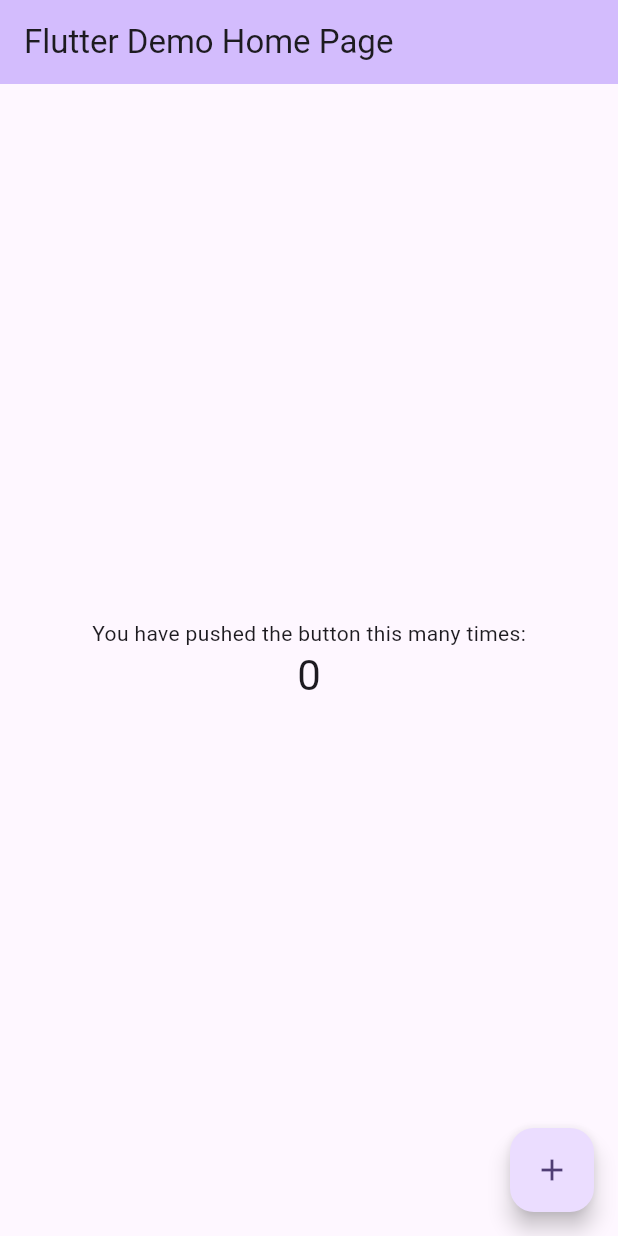
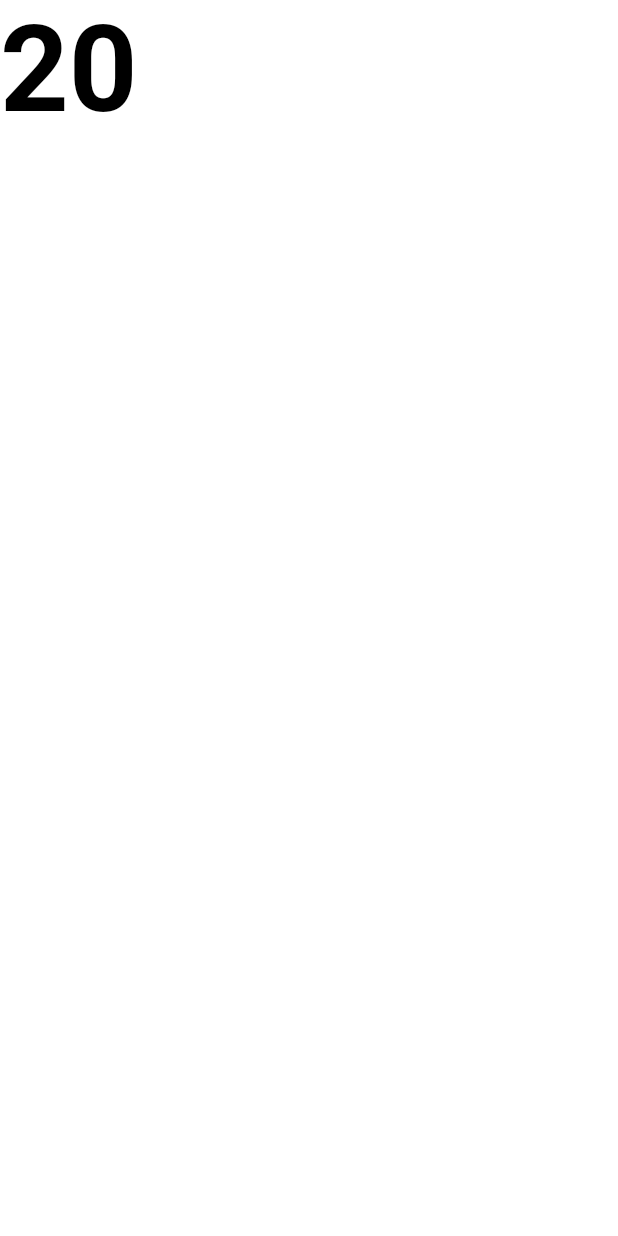
Before and after one commit to GraouKH/bip, a Flutter app: the screen it shows after launch, on a phone screen of 412 x 824 dp. Run offline on Flutter 3.47's test engine with Material 2 defaults, Android fonts, the phone set to English and light mode, and no system bars; our stand-ins replace wakelock.

Commit message:
add basic stuff

```diff
--- a/lib/main.dart
+++ b/lib/main.dart
@@ -1,4 +1,7 @@
+import 'dart:async';
+
 import 'package:flutter/material.dart';
+import 'package:wakelock/wakelock.dart';
 
 void main() {
   runApp(const MyApp());
@@ -7,47 +10,17 @@ void main() {
 class MyApp extends StatelessWidget {
   const MyApp({super.key});
 
-  // This widget is the root of your application.
   @override
   Widget build(BuildContext context) {
-    return MaterialApp(
+    return const MaterialApp(
       title: 'Flutter Demo',
-      theme: ThemeData(
-        // This is the theme of your application.
-        //
-        // TRY THIS: Try running your application with "flutter run". You'll see
-        // the application has a blue toolbar. Then, without quitting the app,
-        // try changing the seedColor in the colorScheme below to Colors.green
-        // and then invoke "hot reload" (save your changes or press the "hot
-        // reload" button in a Flutter-supported IDE, or press "r" if you used
-        // the command line to start the app).
-        //
-        // Notice that the counter didn't reset back to zero; the application
-        // state is not lost during the reload. To reset the state, use hot
-        // restart instead.
-        //
-        // This works for code too, not just values: Most code changes can be
-        // tested with just a hot reload.
-        colorScheme: ColorScheme.fromSeed(seedColor: Colors.deepPurple),
-        useMaterial3: true,
-      ),
-      home: const MyHomePage(title: 'Flutter Demo Home Page'),
+      home: MyHomePage(title: 'Bip'),
     );
   }
 }
 
 class MyHomePage extends StatefulWidget {
   const MyHomePage({super.key, required this.title});
-
-  // This widget is the home page of your application. It is stateful, meaning
-  // that it has a State object (defined below) that contains fields that affect
-  // how it looks.
-
-  // This class is the configuration for the state. It holds the values (in this
-  // case the title) provided by the parent (in this case the App widget) and
-  // used by the build method of the State. Fields in a Widget subclass are
-  // always marked "final".
-
   final String title;
 
   @override
@@ -55,71 +28,25 @@ class MyHomePage extends StatefulWidget {
 }
 
 class _MyHomePageState extends State<MyHomePage> {
-  int _counter = 0;
+  int seconds = 20;
+  Timer? timer;
 
-  void _incrementCounter() {
-    setState(() {
-      // This call to setState tells the Flutter framework that something has
-      // changed in this State, which causes it to rerun the build method below
-      // so that the display can reflect the updated values. If we changed
-      // _counter without calling setState(), then the build method would not be
-      // called again, and so nothing would appear to happen.
-      _counter++;
+  void startTimer() {
+    timer = Timer.periodic(const Duration(seconds: 1), (_) {
+      seconds--;
     });
+    Wakelock.enable();
   }
-
   @override
   Widget build(BuildContext context) {
-    // This method is rerun every time setState is called, for instance as done
-    // by the _incrementCounter method above.
-    //
-    // The Flutter framework has been optimized to make rerunning build methods
-    // fast, so that you can just rebuild anything that needs updating rather
-    // than having to individually change instances of widgets.
     return Scaffold(
-      appBar: AppBar(
-        // TRY THIS: Try changing the color here to a specific color (to
-        // Colors.amber, perhaps?) and trigger a hot reload to see the AppBar
-        // change color while the other colors stay the same.
-        backgroundColor: Theme.of(context).colorScheme.inversePrimary,
-        // Here we take the value from the MyHomePage object that was created by
-        // the App.build method, and use it to set our appbar title.
-        title: Text(widget.title),
-      ),
-      body: Center(
-        // Center is a layout widget. It takes a single child and positions it
-        // in the middle of the parent.
-        child: Column(
-          // Column is also a layout widget. It takes a list of children and
-          // arranges them vertically. By default, it sizes itself to fit its
-          // children horizontally, and tries to be as tall as its parent.
-          //
-          // Column has various properties to control how it sizes itself and
-          // how it positions its children. Here we use mainAxisAlignment to
-          // center the children vertically; the main axis here is the vertical
-          // axis because Columns are vertical (the cross axis would be
-          // horizontal).
-          //
-          // TRY THIS: Invoke "debug painting" (choose the "Toggle Debug Paint"
-          // action in the IDE, or press "p" in the console), to see the
-          // wireframe for each widget.
-          mainAxisAlignment: MainAxisAlignment.center,
-          children: <Widget>[
-            const Text(
-              'You have pushed the button this many times:',
-            ),
-            Text(
-              '$_counter',
-              style: Theme.of(context).textTheme.headlineMedium,
-            ),
-          ],
+      backgroundColor: Colors.white,
+      body: GestureDetector(
+        child: Text(
+          '$seconds',
+          style: const TextStyle(fontSize: 80, fontWeight: FontWeight.bold, color: Colors.black),
         ),
       ),
-      floatingActionButton: FloatingActionButton(
-        onPressed: _incrementCounter,
-        tooltip: 'Increment',
-        child: const Icon(Icons.add),
-      ), // This trailing comma makes auto-formatting nicer for build methods.
     );
   }
 }
```
Also changed, not shown: pubspec.yaml (+3 -71 lines), pubspec.lock, 1 other file.
